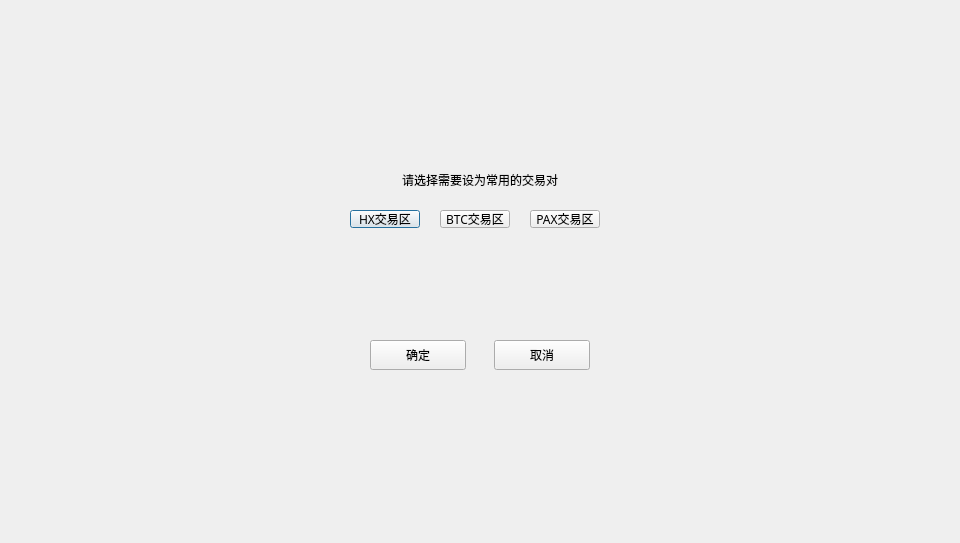
Qt form LNKWallet/exchange/AddMyExchangePairsDialog.ui (HcashOrg/hx-indicator) before a commit.
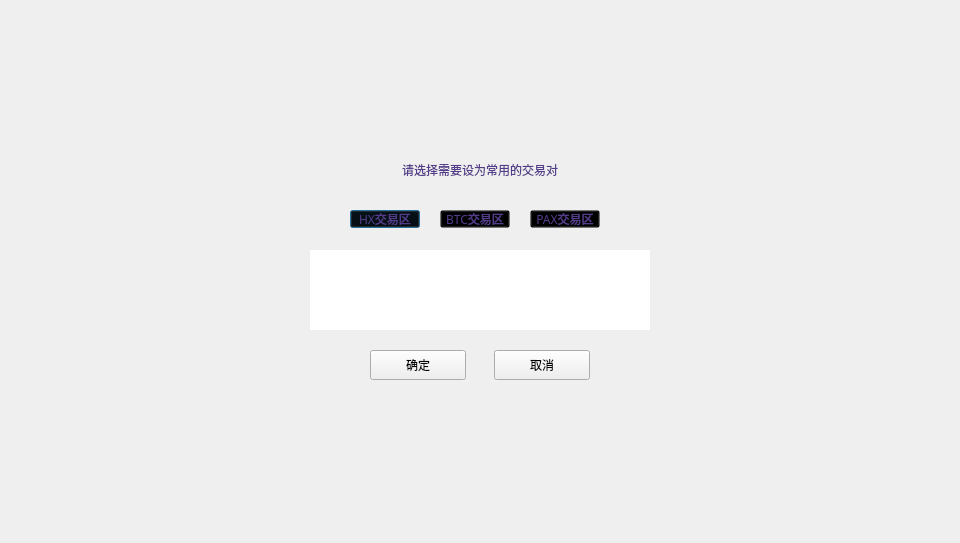
The same form after that commit.

```diff
--- a/LNKWallet/exchange/AddMyExchangePairsDialog.ui
+++ b/LNKWallet/exchange/AddMyExchangePairsDialog.ui
@@ -40,7 +40,7 @@
      <property name="geometry">
       <rect>
        <x>204</x>
-       <y>200</y>
+       <y>210</y>
        <width>96</width>
        <height>30</height>
       </rect>
@@ -59,7 +59,7 @@
      <property name="geometry">
       <rect>
        <x>80</x>
-       <y>200</y>
+       <y>210</y>
        <width>96</width>
        <height>30</height>
       </rect>
@@ -78,11 +78,15 @@
      <property name="geometry">
       <rect>
        <x>40</x>
-       <y>20</y>
+       <y>10</y>
        <width>300</width>
        <height>40</height>
       </rect>
      </property>
+     <property name="styleSheet">
+      <string notr="true">font: 12px &quot;微软雅黑&quot;;
+color: rgb(83, 61, 138);</string>
+     </property>
      <property name="text">
       <string>请选择需要设为常用的交易对</string>
      </property>
@@ -109,7 +113,9 @@
       <cursorShape>PointingHandCursor</cursorShape>
      </property>
      <property name="styleSheet">
-      <string notr="true"/>
+      <string notr="true">background:transparent;
+color: rgb(83, 61, 138);
+font: 12px &quot;微软雅黑&quot;;</string>
      </property>
      <property name="text">
       <string>HX交易区</string>
@@ -128,7 +134,9 @@
       <cursorShape>PointingHandCursor</cursorShape>
      </property>
      <property name="styleSheet">
-      <string notr="true"/>
+      <string notr="true">background:transparent;
+color: rgb(83, 61, 138);
+font: 12px &quot;微软雅黑&quot;;</string>
      </property>
      <property name="text">
       <string>PAX交易区</string>
@@ -147,7 +155,9 @@
       <cursorShape>PointingHandCursor</cursorShape>
      </property>
      <property name="styleSheet">
-      <string notr="true"/>
+      <string notr="true">background:transparent;
+color: rgb(83, 61, 138);
+font: 12px &quot;微软雅黑&quot;;</string>
      </property>
      <property name="text">
       <string>BTC交易区</string>
@@ -157,7 +167,7 @@
      <property name="geometry">
       <rect>
        <x>20</x>
-       <y>100</y>
+       <y>110</y>
        <width>340</width>
        <height>80</height>
       </rect>
@@ -177,6 +187,9 @@
         <height>80</height>
        </rect>
       </property>
+      <property name="styleSheet">
+       <string notr="true">#scrollAreaWidgetContents{background-color: rgb(255, 255, 255);}</string>
+      </property>
      </widget>
     </widget>
    </widget>
```
